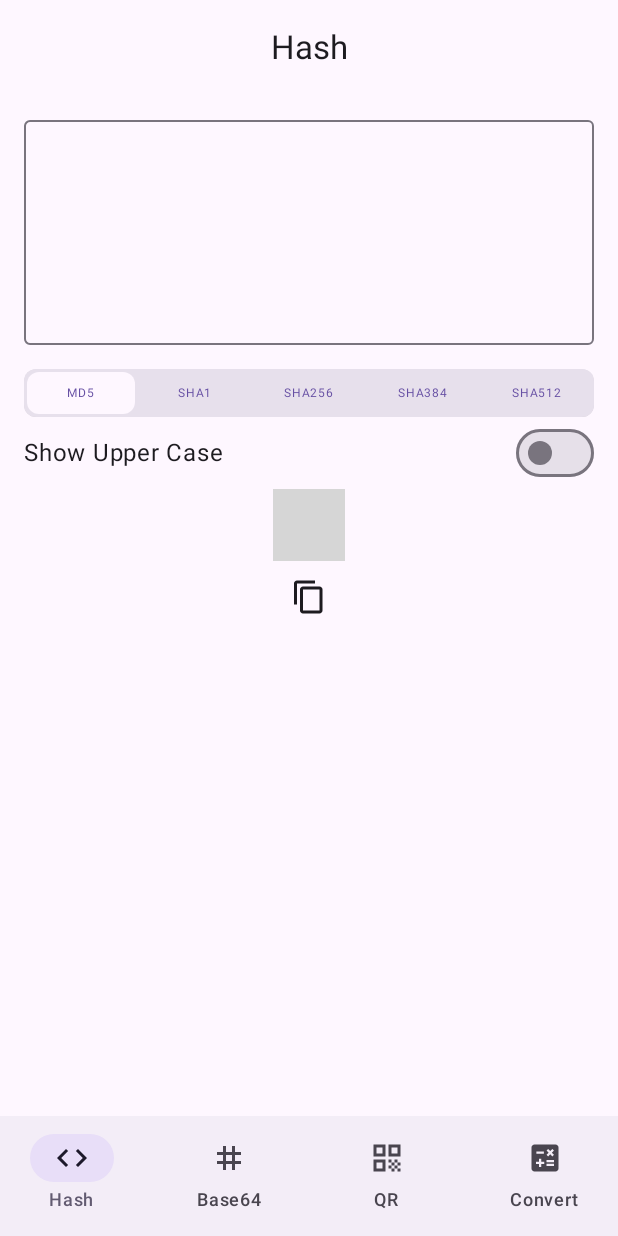
After one commit to hujiejeff/learn-android, an Android app built with Jetpack Compose: the MyToolActivity screen opened directly, with no data from a screen before it, on a phone screen of 412 x 824 dp. The commit adds this screen. Run offline under Robolectric (Android 15) with nearby library versions, the phone set to English and light mode, and no system bars; libraries missing offline, so code that uses them is left out: com.blankj.utilcode; Roboto replaces fonts that are not available here; 2 statements that could not run were skipped; grey boxes are pictures that could not be loaded.

Commit message:
添加开发编码工具之Hash工具

```diff
--- a/app/src/main/AndroidManifest.xml
+++ b/app/src/main/AndroidManifest.xml
@@ -93,6 +93,7 @@
         <activity android:name="com.hujiejeff.learn_android.compose.codelab_basic_layout.CodeLabActivity" />
         <activity android:name="com.hujiejeff.learn_android.compose.codelab_animation.DemoActivity" />
         <activity android:name="com.hujiejeff.learn_android.compose.navigation.DemoActivity" />
+        <activity android:name="com.hujiejeff.learn_android.mytool.MyToolActivity" />
     </application>
 
 </manifest>
--- a/app/src/main/java/com/hujiejeff/learn_android/compose/codelab_animation/DemoActivity.kt
+++ b/app/src/main/java/com/hujiejeff/learn_android/compose/codelab_animation/DemoActivity.kt
@@ -182,15 +182,15 @@ fun AnimationDemo() {
         Scaffold(
             modifier = Modifier.nestedScroll(scrollBehavior.nestedScrollConnection),
             topBar = {
-//                HomeTopBar(tabPage, onSelected = { selected -> tabPage = selected })
-                     TopAppBar(
+                HomeTopBar(tabPage, onSelected = { selected -> tabPage = selected })
+/*                     TopAppBar(
                          scrollBehavior = scrollBehavior,
                          title = {
-                             /*SelectionContainer() {
+                             *//*SelectionContainer() {
                                  Text("Small Top App Bar")
-                             }*/
+                             }*//*
                              AnnotatedClickableText()
-                         })
+                         })*/
             },
             floatingActionButton = {
                 HomeFloatingActionButton(extended = lazyListState.isScrollingUp(), onClick = {
--- a/app/src/main/java/com/hujiejeff/learn_android/main/MainFragment.kt
+++ b/app/src/main/java/com/hujiejeff/learn_android/main/MainFragment.kt
@@ -20,6 +20,7 @@ import com.hujiejeff.learn_android.jetpack.vm.LoginViewModel
 import com.hujiejeff.learn_android.materia_design.constraintlayout.ConstrainLayoutHomeDemoActivity
 import com.hujiejeff.learn_android.materia_design.toolbar.ToolbarDemoFragment
 import com.hujiejeff.learn_android.material3.Material3DemoActivity
+import com.hujiejeff.learn_android.mytool.MyToolActivity
 import com.hujiejeff.learn_android.picture_selector.PictureSelectorDemoActivity
 import com.hujiejeff.learn_android.saf.NewStorageTestActivity
 import com.hujiejeff.learn_android.transition.TransitionDemoActivity
@@ -88,5 +89,6 @@ class MainFragment : BaseFragment<FragmentMainBinding>() {
         btnOpenComposeDemo3.clickJump<CodeLabActivity>()
         btnOpenComposeDemo4.clickJump<DemoActivity>()
         btnOpenComposeDemoNavigation.clickJump<com.hujiejeff.learn_android.compose.navigation.DemoActivity>()
+        btnOpenToolApp.clickJump<MyToolActivity>()
     }
 }
--- /dev/null
+++ b/app/src/main/java/com/hujiejeff/learn_android/mytool/MyToolActivity.kt
@@ -0,0 +1,18 @@
+package com.hujiejeff.learn_android.mytool
+
+import android.os.Bundle
+import androidx.activity.ComponentActivity
+import androidx.activity.compose.setContent
+import com.hujiejeff.learn_android.compose.ui.theme.AppTheme
+import com.hujiejeff.learn_android.mytool.compose.MyToolApp
+
+class MyToolActivity: ComponentActivity() {
+    override fun onCreate(savedInstanceState: Bundle?) {
+        super.onCreate(savedInstanceState)
+        setContent {
+            AppTheme {
+                MyToolApp()
+            }
+        }
+    }
+}
--- /dev/null
+++ b/app/src/main/java/com/hujiejeff/learn_android/mytool/compose/Components.kt
@@ -0,0 +1,121 @@
+package com.hujiejeff.learn_android.mytool.compose
+
+import androidx.compose.animation.core.Spring
+import androidx.compose.animation.core.animateDp
+import androidx.compose.animation.core.spring
+import androidx.compose.animation.core.updateTransition
+import androidx.compose.foundation.BorderStroke
+import androidx.compose.foundation.background
+import androidx.compose.foundation.border
+import androidx.compose.foundation.layout.Box
+import androidx.compose.foundation.layout.PaddingValues
+import androidx.compose.foundation.layout.fillMaxSize
+import androidx.compose.foundation.layout.fillMaxWidth
+import androidx.compose.foundation.layout.height
+import androidx.compose.foundation.layout.offset
+import androidx.compose.foundation.layout.padding
+import androidx.compose.foundation.layout.width
+import androidx.compose.foundation.layout.wrapContentHeight
+import androidx.compose.foundation.layout.wrapContentSize
+import androidx.compose.foundation.layout.wrapContentWidth
+import androidx.compose.foundation.shape.RoundedCornerShape
+import androidx.compose.material3.Divider
+import androidx.compose.material3.MaterialTheme
+import androidx.compose.material3.Surface
+import androidx.compose.material3.Tab
+import androidx.compose.material3.TabPosition
+import androidx.compose.material3.TabRow
+import androidx.compose.material3.Text
+import androidx.compose.material3.TextButton
+import androidx.compose.runtime.Composable
+import androidx.compose.runtime.getValue
+import androidx.compose.runtime.mutableStateOf
+import androidx.compose.runtime.remember
+import androidx.compose.runtime.setValue
+import androidx.compose.ui.Alignment
+import androidx.compose.ui.Modifier
+import androidx.compose.ui.draw.clip
+import androidx.compose.ui.draw.shadow
+import androidx.compose.ui.tooling.preview.Preview
+import androidx.compose.ui.unit.dp
+import androidx.compose.ui.unit.sp
+import androidx.compose.ui.zIndex
+import com.hujiejeff.learn_android.mytool.compose.codetool.HashCode
+
+
+@Preview
+@Composable
+fun TabButtonGroup(
+    modifier: Modifier = Modifier,
+    defaultIndex: Int = 0,
+    onSelectedListener: (HashCode) -> Unit = {}
+) {
+    val tabs =
+        listOf(HashCode.MD5, HashCode.SHA1, HashCode.SHA256, HashCode.SHA384, HashCode.SHA512)
+    var selectedIndex by remember {
+        mutableStateOf(defaultIndex)
+    }
+    TabRow(
+        selectedTabIndex = selectedIndex,
+        containerColor = MaterialTheme.colorScheme.surfaceVariant,
+        modifier = modifier
+            .wrapContentHeight()
+            .clip(MaterialTheme.shapes.small)
+            .shadow(20.dp),
+        indicator = { tabPosition ->
+            TabIndicator(code = tabs[selectedIndex], tabPosition = tabPosition)
+        },
+        divider = {}
+    ) {
+        tabs.forEachIndexed { index, item ->
+            TabButton(selected = selectedIndex == index, item.name) {
+                selectedIndex = index
+                onSelectedListener.invoke(item)
+            }
+        }
+    }
+}
+
+@Composable
+fun TabButton(selected: Boolean, title: String = "title", onClick: () -> Unit = {}) {
+    Tab(
+        modifier = Modifier
+            .height(32.dp)
+            .padding(2.dp)
+            .clip(MaterialTheme.shapes.small)
+            .zIndex(2f),
+        selected = selected,
+        onClick = onClick
+    ) {
+        Text(text = title, fontSize = 8.sp)
+    }
+}
+
+@Composable
+fun TabIndicator(code: HashCode, tabPosition: List<TabPosition>) {
+    val transition = updateTransition(targetState = code, label = "Tab indicator")
+    val indicatorLeft by transition.animateDp(label = "Indicator left", transitionSpec = {
+        spring(stiffness = Spring.StiffnessMedium)
+    }) { page ->
+        tabPosition[page.ordinal].left
+    }
+    val indicatorRight by transition.animateDp(label = "Indicator right", transitionSpec = {
+        spring(stiffness = Spring.StiffnessMedium)
+    }) { page ->
+        tabPosition[page.ordinal].right
+    }
+
+
+    Box(
+        modifier = Modifier
+            .fillMaxSize()
+            .wrapContentSize(align = Alignment.BottomStart)
+            .offset(x = indicatorLeft)
+            .width(indicatorRight - indicatorLeft)
+            .padding(2.dp)
+            .fillMaxSize()
+            .clip(MaterialTheme.shapes.small)
+            .background(MaterialTheme.colorScheme.surface)
+            .shadow(0.dp)
+    )
+}
--- /dev/null
+++ b/app/src/main/java/com/hujiejeff/learn_android/mytool/compose/MyToolApp.kt
@@ -0,0 +1,16 @@
+package com.hujiejeff.learn_android.mytool.compose
+
+import androidx.compose.runtime.Composable
+import androidx.navigation.compose.rememberNavController
+import com.hujiejeff.learn_android.mytool.compose.codetool.CodeToolScreen
+
+@Composable
+fun MyToolApp() {
+    val navController = rememberNavController()
+    MyToolNavHost()
+}
+
+@Composable
+fun MyToolNavHost() {
+    CodeToolScreen()
+}
--- /dev/null
+++ b/app/src/main/java/com/hujiejeff/learn_android/mytool/compose/codetool/Base64Screen.kt
@@ -0,0 +1,9 @@
+package com.hujiejeff.learn_android.mytool.compose.codetool
+
+import androidx.compose.material3.Text
+import androidx.compose.runtime.Composable
+
+@Composable
+fun Base64Screen() {
+    Text(text = "Base64Screen")
+}
--- /dev/null
+++ b/app/src/main/java/com/hujiejeff/learn_android/mytool/compose/codetool/CodeToolScreen.kt
@@ -0,0 +1,93 @@
+package com.hujiejeff.learn_android.mytool.compose.codetool
+
+import androidx.compose.foundation.layout.Box
+import androidx.compose.foundation.layout.Row
+import androidx.compose.foundation.layout.padding
+import androidx.compose.material.icons.Icons
+import androidx.compose.material.icons.filled.Calculate
+import androidx.compose.material.icons.filled.Code
+import androidx.compose.material.icons.filled.QrCode
+import androidx.compose.material.icons.filled.Spa
+import androidx.compose.material.icons.filled.Tag
+import androidx.compose.material3.BottomAppBar
+import androidx.compose.material3.CenterAlignedTopAppBar
+import androidx.compose.material3.ExperimentalMaterial3Api
+import androidx.compose.material3.Icon
+import androidx.compose.material3.NavigationBar
+import androidx.compose.material3.NavigationBarItem
+import androidx.compose.material3.Scaffold
+import androidx.compose.material3.Text
+import androidx.compose.material3.TopAppBar
+import androidx.compose.runtime.Composable
+import androidx.compose.runtime.getValue
+import androidx.compose.runtime.mutableStateOf
+import androidx.compose.runtime.remember
+import androidx.compose.runtime.setValue
+import androidx.compose.ui.Modifier
+import androidx.compose.ui.graphics.vector.ImageVector
+import androidx.compose.ui.tooling.preview.Preview
+
+
+@OptIn(ExperimentalMaterial3Api::class)
+@Composable
+fun CodeToolScreen(modifier: Modifier = Modifier) {
+    var currentToolPage by remember {
+        mutableStateOf(CodeToolPage.HASH)
+    }
+
+    Scaffold(
+        modifier = modifier,
+        topBar = {
+            CenterAlignedTopAppBar(title = {
+                Text(text = currentToolPage.title)
+            })
+        },
+        bottomBar = {
+            ToolNavigation(selectedItem = currentToolPage, onSelectListener = {
+                currentToolPage = it
+            })
+        }) { paddingValues ->
+        Box(modifier = modifier.padding(paddingValues)) {
+            when (currentToolPage) {
+                CodeToolPage.HASH -> HashScreen()
+                CodeToolPage.BASE64 -> Base64Screen()
+                CodeToolPage.QR -> QRScreen()
+                CodeToolPage.CONVERT -> ConvertScreen()
+            }
+        }
+    }
+}
+
+@Preview
+@Composable
+fun ToolNavigation(
+    modifier: Modifier = Modifier,
+    list: List<CodeToolPage> = listOf(
+        CodeToolPage.HASH,
+        CodeToolPage.BASE64,
+        CodeToolPage.QR,
+        CodeToolPage.CONVERT
+    ),
+    selectedItem: CodeToolPage = CodeToolPage.HASH,
+    onSelectListener: (CodeToolPage) -> Unit = {}
+) {
+    NavigationBar(modifier = modifier) {
+        list.forEach { item ->
+            NavigationBarItem(
+                selected = selectedItem == item,
+                onClick = {
+                    onSelectListener.invoke(item)
+                },
+                label = { Text(text = item.title)},
+                icon = { Icon(imageVector = item.icon, contentDescription = item.title) })
+        }
+    }
+}
+
+
+enum class CodeToolPage(val title: String, val icon: ImageVector) {
+    HASH("Hash", Icons.Default.Code),
+    BASE64("Base64", Icons.Default.Tag),
+    QR("QR", Icons.Default.QrCode),
+    CONVERT("Convert", Icons.Default.Calculate)
+}
--- /dev/null
+++ b/app/src/main/java/com/hujiejeff/learn_android/mytool/compose/codetool/ConvertScreen.kt
@@ -0,0 +1,9 @@
+package com.hujiejeff.learn_android.mytool.compose.codetool
+
+import androidx.compose.material3.Text
+import androidx.compose.runtime.Composable
+
+@Composable
+fun ConvertScreen() {
+    Text(text = "ConvertScreen")
+}
--- /dev/null
+++ b/app/src/main/java/com/hujiejeff/learn_android/mytool/compose/codetool/HashScreen.kt
@@ -0,0 +1,95 @@
+package com.hujiejeff.learn_android.mytool.compose.codetool
+
+import androidx.compose.foundation.layout.Box
+import androidx.compose.foundation.layout.Column
+import androidx.compose.foundation.layout.Row
+import androidx.compose.foundation.layout.Spacer
+import androidx.compose.foundation.layout.fillMaxWidth
+import androidx.compose.foundation.layout.height
+import androidx.compose.foundation.layout.padding
+import androidx.compose.material.icons.Icons
+import androidx.compose.material.icons.filled.ContentCopy
+import androidx.compose.material3.ExperimentalMaterial3Api
+import androidx.compose.material3.Icon
+import androidx.compose.material3.IconButton
+import androidx.compose.material3.MaterialTheme
+import androidx.compose.material3.OutlinedTextField
+import androidx.compose.material3.Switch
+import androidx.compose.material3.Text
+import androidx.compose.runtime.Composable
+import androidx.compose.runtime.getValue
+import androidx.compose.runtime.mutableStateOf
+import androidx.compose.runtime.remember
+import androidx.compose.runtime.setValue
+import androidx.compose.ui.Alignment
+
+import androidx.compose.ui.Modifier
+import androidx.compose.ui.modifier.modifierLocalConsumer
+import androidx.compose.ui.text.toLowerCase
+import androidx.compose.ui.tooling.preview.Preview
+import androidx.compose.ui.unit.dp
+import com.blankj.utilcode.util.ClipboardUtils
+import com.blankj.utilcode.util.EncodeUtils
+import com.blankj.utilcode.util.EncryptUtils
+import com.blankj.utilcode.util.ToastUtils
+import com.hujiejeff.learn_android.mytool.compose.TabButtonGroup
+import java.util.Locale
+
+@Preview
+@OptIn(ExperimentalMaterial3Api::class)
+@Composable
+fun HashScreen(modifier: Modifier = Modifier) {
+    var textInput by remember { mutableStateOf("") }
+    var currentHashCode by remember { mutableStateOf(HashCode.MD5) }
+    var isShowUpperCase by remember { mutableStateOf(false) }
+
+    Column(modifier.padding(16.dp)) {
+        OutlinedTextField(
+            modifier = modifier
+                .fillMaxWidth()
+                .height(150.dp),
+            maxLines = 5,
+            value = textInput,
+            onValueChange = {
+                textInput = it
+            })
+        Spacer(modifier = modifier.height(8.dp * 2))
+        TabButtonGroup(onSelectedListener = {
+            currentHashCode = it
+        })
+        Row(modifier = Modifier.fillMaxWidth(), verticalAlignment = Alignment.CenterVertically) {
+            Text(modifier = Modifier.weight(1f), text = "Show Upper Case")
+            Switch(checked = isShowUpperCase, onCheckedChange = {
+                isShowUpperCase = it
+            })
+        }
+        val encodeResult = textInput.let {
+            when (currentHashCode) {
+                HashCode.MD5 -> EncryptUtils.encryptMD5ToString(it)
+                HashCode.SHA1 -> EncryptUtils.encryptSHA1ToString(it)
+                HashCode.SHA256 -> EncryptUtils.encryptSHA256ToString(it)
+                HashCode.SHA384 -> EncryptUtils.encryptSHA384ToString(it)
+                HashCode.SHA512 -> EncryptUtils.encryptSHA512ToString(it)
+            }
+        }.let {
+            if (isShowUpperCase) it else it.toLowerCase()
+        }
+        Text(
+            modifier = Modifier.align(Alignment.CenterHorizontally),
+            text = encodeResult,
+            style = MaterialTheme.typography.bodySmall
+        )
+        IconButton(
+            modifier = Modifier.align(Alignment.CenterHorizontally),
+            onClick = {
+                ClipboardUtils.copyText(encodeResult)
+                ToastUtils.showShort("Copied")
+            }) {
+            Icon(imageVector = Icons.Default.ContentCopy, contentDescription = null)
+        }
+    }
+}
+
+enum class HashCode(name: String) {
+    MD5("MD5"), SHA1("SHA1"), SHA256("SHA256"), SHA384("SHA384"), SHA512("SHA512")
+}
--- /dev/null
+++ b/app/src/main/java/com/hujiejeff/learn_android/mytool/compose/codetool/QRScreen.kt
@@ -0,0 +1,9 @@
+package com.hujiejeff.learn_android.mytool.compose.codetool
+
+import androidx.compose.material3.Text
+import androidx.compose.runtime.Composable
+
+@Composable
+fun QRScreen() {
+    Text(text = "QRScreen")
+}
--- a/app/src/main/res/layout/fragment_main.xml
+++ b/app/src/main/res/layout/fragment_main.xml
@@ -129,11 +129,18 @@
         android:text="Compose Demo of Navigation"
         android:textAllCaps="false" />
 
+    <com.google.android.material.button.MaterialButton
+        android:id="@+id/btn_open_tool_app"
+        android:layout_width="wrap_content"
+        android:layout_height="wrap_content"
+        android:text="Tool APP"
+        android:textAllCaps="false" />
+
     <androidx.constraintlayout.helper.widget.Flow
         android:layout_width="match_parent"
         android:layout_height="wrap_content"
         android:orientation="horizontal"
-        app:constraint_referenced_ids="btn_constrain_layout_demo,btn_toolbar_demo,btn_bottom_appbar_demo,btn_mvvm_demo,btn_open_alert_dialog,btn_switch_theme,btn_open_dialog_fragment,btn_open_new_storage_api_activity,btn_open_picture_selector_demo,btn_open_transition_demo,btn_open_shizuku_demo,btn_open_material3_demo,shape_btn,btn_open_compose_demo,btn_open_compose_demo_2,btn_open_compose_demo_3,btn_open_compose_demo_4,btn_open_compose_demo_navigation"
+        app:constraint_referenced_ids="btn_constrain_layout_demo,btn_toolbar_demo,btn_bottom_appbar_demo,btn_mvvm_demo,btn_open_alert_dialog,btn_switch_theme,btn_open_dialog_fragment,btn_open_new_storage_api_activity,btn_open_picture_selector_demo,btn_open_transition_demo,btn_open_shizuku_demo,btn_open_material3_demo,shape_btn,btn_open_compose_demo,btn_open_compose_demo_2,btn_open_compose_demo_3,btn_open_compose_demo_4,btn_open_compose_demo_navigation,btn_open_tool_app"
         app:flow_horizontalGap="5dp"
         app:flow_horizontalStyle="packed"
         app:flow_verticalAlign="bottom"
```
